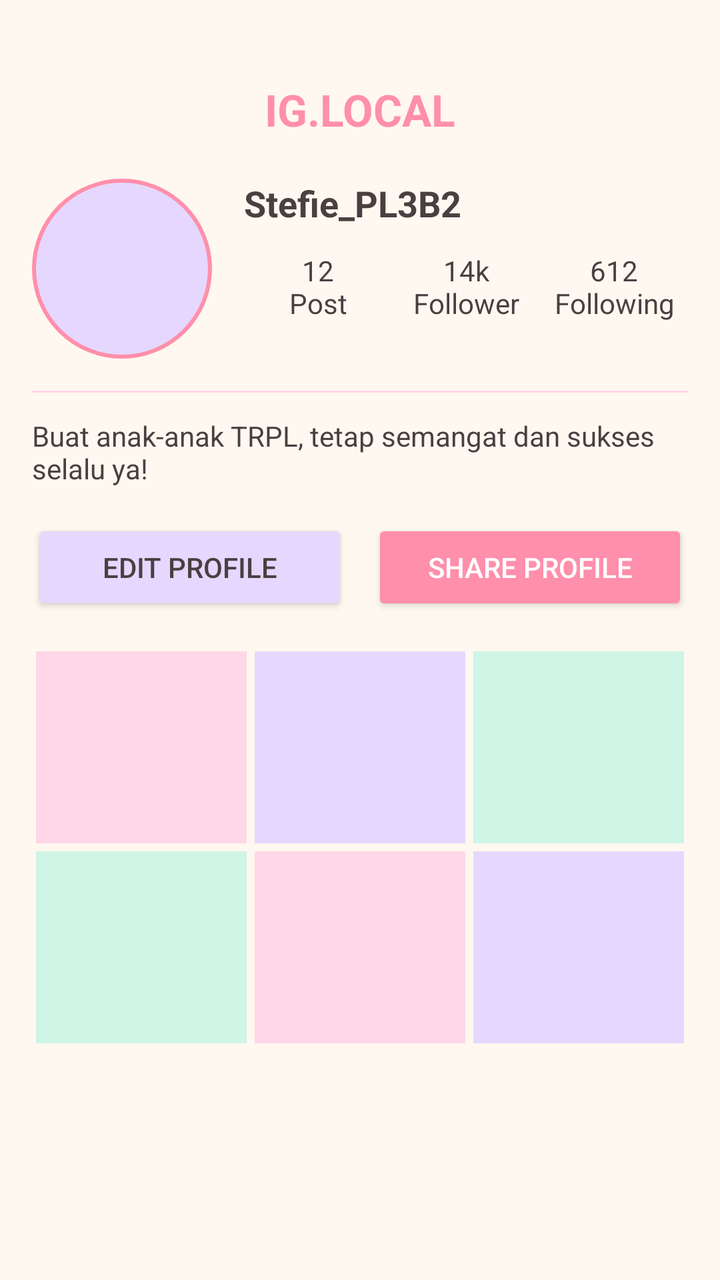
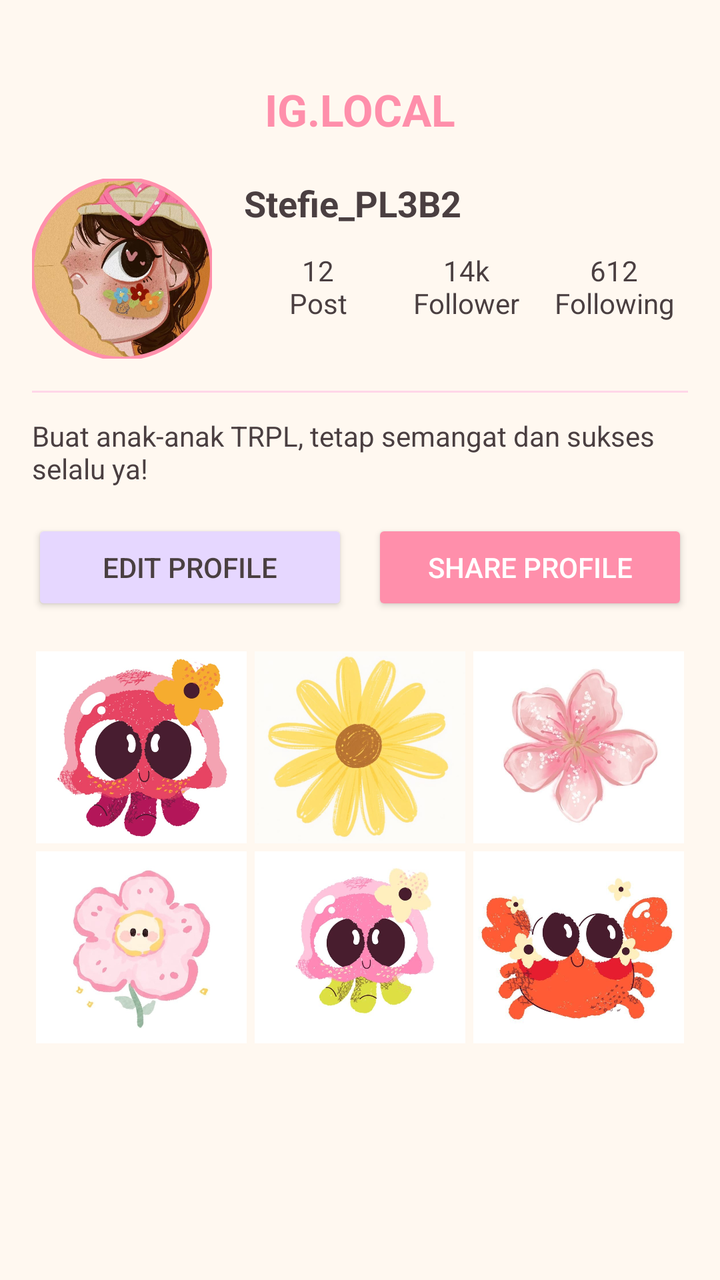

An Android layout rendered at two revisions. The XML below is the earlier revision; the diff shows what the commit changed to produce the second picture.
<!-- AndroidManifest.xml: activity theme Theme.IGLocal -->
<!-- res/layout/activity_main.xml -->
<?xml version="1.0" encoding="utf-8"?>
<androidx.constraintlayout.widget.ConstraintLayout
    xmlns:android="http://schemas.android.com/apk/res/android"
    xmlns:app="http://schemas.android.com/apk/res-auto"
    xmlns:tools="http://schemas.android.com/tools"
    android:id="@+id/main"
    android:layout_width="match_parent"
    android:layout_height="match_parent"
    android:background="@color/cream"
    android:padding="16dp"
    tools:context=".MainActivity">

    <TextView
        android:id="@+id/tv_header"
        android:layout_width="wrap_content"
        android:layout_height="wrap_content"
        android:layout_marginTop="24dp"
        android:text="@string/header_title"
        android:textSize="22sp"
        android:textStyle="bold"
        android:textColor="@color/pink_deep"
        app:layout_constraintTop_toTopOf="parent"
        app:layout_constraintStart_toStartOf="parent"
        app:layout_constraintEnd_toEndOf="parent" />

    <ImageView
        android:id="@+id/iv_avatar"
        android:layout_width="90dp"
        android:layout_height="90dp"
        android:layout_marginTop="20dp"
        android:background="@drawable/bg_avatar_circle"
        android:contentDescription="@null"
        app:layout_constraintTop_toBottomOf="@id/tv_header"
        app:layout_constraintStart_toStartOf="parent" />

    <TextView
        android:id="@+id/tv_username"
        android:layout_width="0dp"
        android:layout_height="wrap_content"
        android:layout_marginStart="16dp"
        android:text="@string/username"
        android:textSize="18sp"
        android:textStyle="bold"
        android:textColor="@color/text_dark"
        app:layout_constraintTop_toTopOf="@id/iv_avatar"
        app:layout_constraintStart_toEndOf="@id/iv_avatar"
        app:layout_constraintEnd_toEndOf="parent" />

    <LinearLayout
        android:id="@+id/row_stats"
        android:layout_width="0dp"
        android:layout_height="wrap_content"
        android:layout_marginStart="16dp"
        android:layout_marginTop="12dp"
        android:orientation="horizontal"
        app:layout_constraintTop_toBottomOf="@id/tv_username"
        app:layout_constraintStart_toEndOf="@id/iv_avatar"
        app:layout_constraintEnd_toEndOf="parent">

        <TextView
            android:id="@+id/tv_post"
            android:layout_width="0dp"
            android:layout_height="wrap_content"
            android:layout_weight="1"
            android:gravity="center"
            android:textColor="@color/text_dark"
            android:text="@string/lbl_post" />

        <TextView
            android:id="@+id/tv_follower"
            android:layout_width="0dp"
            android:layout_height="wrap_content"
            android:layout_weight="1"
            android:gravity="center"
            android:textColor="@color/text_dark"
            android:text="@string/lbl_follower" />

        <TextView
            android:id="@+id/tv_following"
            android:layout_width="0dp"
            android:layout_height="wrap_content"
            android:layout_weight="1"
            android:gravity="center"
            android:textColor="@color/text_dark"
            android:text="@string/lbl_following" />

    </LinearLayout>

    <View
        android:id="@+id/divider1"
        android:layout_width="0dp"
        android:layout_height="1dp"
        android:layout_marginTop="16dp"
        android:background="@color/pink_soft"
        app:layout_constraintTop_toBottomOf="@id/iv_avatar"
        app:layout_constraintStart_toStartOf="parent"
        app:layout_constraintEnd_toEndOf="parent" />

    <TextView
        android:id="@+id/tv_bio"
        android:layout_width="0dp"
        android:layout_height="wrap_content"
        android:layout_marginTop="12dp"
        android:text="@string/bio_text"
        android:textColor="@color/text_dark"
        android:textSize="14sp"
        app:layout_constraintTop_toBottomOf="@id/divider1"
        app:layout_constraintStart_toStartOf="parent"
        app:layout_constraintEnd_toEndOf="parent" />

    <LinearLayout
        android:id="@+id/row_buttons"
        android:layout_width="0dp"
        android:layout_height="wrap_content"
        android:layout_marginTop="16dp"
        android:orientation="horizontal"
        app:layout_constraintTop_toBottomOf="@id/tv_bio"
        app:layout_constraintStart_toStartOf="parent"
        app:layout_constraintEnd_toEndOf="parent">

        <Button
            android:id="@+id/btn_edit"
            android:layout_width="0dp"
            android:layout_height="wrap_content"
            android:layout_weight="1"
            android:layout_marginEnd="6dp"
            android:backgroundTint="@color/lavender"
            android:textColor="@color/text_dark"
            android:text="@string/edit_profile" />

        <Button
            android:id="@+id/btn_share"
            android:layout_width="0dp"
            android:layout_height="wrap_content"
            android:layout_weight="1"
            android:layout_marginStart="6dp"
            android:backgroundTint="@color/pink_deep"
            android:textColor="@color/white"
            android:text="@string/share_profile" />

    </LinearLayout>

    <ScrollView
        android:layout_width="0dp"
        android:layout_height="0dp"
        android:layout_marginTop="16dp"
        android:contentDescription="@null"
        app:layout_constraintTop_toBottomOf="@id/row_buttons"
        app:layout_constraintBottom_toBottomOf="parent"
        app:layout_constraintStart_toStartOf="parent"
        app:layout_constraintEnd_toEndOf="parent">

        <LinearLayout
            android:layout_width="match_parent"
            android:layout_height="wrap_content"
            android:orientation="vertical">

            <LinearLayout
                android:layout_width="match_parent"
                android:layout_height="100dp"
                android:orientation="horizontal">

                <View
                    android:layout_width="0dp"
                    android:layout_height="match_parent"
                    android:layout_weight="1"
                    android:layout_margin="2dp"
                    android:background="@color/pink_soft" />

                <View
                    android:layout_width="0dp"
                    android:layout_height="match_parent"
                    android:layout_weight="1"
                    android:layout_margin="2dp"
                    android:background="@color/lavender" />

                <View
                    android:layout_width="0dp"
                    android:layout_height="match_parent"
                    android:layout_weight="1"
                    android:layout_margin="2dp"
                    android:background="@color/mint" />

            </LinearLayout>

            <LinearLayout
                android:layout_width="match_parent"
                android:layout_height="100dp"
                android:orientation="horizontal">

                <View
                    android:layout_width="0dp"
                    android:layout_height="match_parent"
                    android:layout_weight="1"
                    android:layout_margin="2dp"
                    android:background="@color/mint" />

                <View
                    android:layout_width="0dp"
                    android:layout_height="match_parent"
                    android:layout_weight="1"
                    android:layout_margin="2dp"
                    android:background="@color/pink_soft" />

                <View
                    android:layout_width="0dp"
                    android:layout_height="match_parent"
                    android:layout_weight="1"
                    android:layout_margin="2dp"
                    android:background="@color/lavender" />

            </LinearLayout>

        </LinearLayout>
    </ScrollView>

</androidx.constraintlayout.widget.ConstraintLayout>
<!-- resources referenced by this layout -->
<resources>
  <color name="cream">#FFF8F0</color>
  <color name="lavender">#E6D7FF</color>
  <color name="mint">#CFF5E7</color>
  <color name="pink_deep">#FF8FAB</color>
  <color name="pink_soft">#FFD6E8</color>
  <color name="text_dark">#4A3F41</color>
  <color name="white">#FFFFFFFF</color>
  <!-- drawable bg_avatar_circle (drawable) -->
  <?xml version="1.0" encoding="utf-8"?>
  <shape xmlns:android="http://schemas.android.com/apk/res/android"
      android:shape="oval">
      <solid android:color="@color/lavender" />
      <stroke android:width="2dp" android:color="@color/pink_deep" />
  </shape>
  <string name="bio_text">Buat anak-anak TRPL, tetap semangat dan sukses selalu ya!</string>
  <string name="edit_profile">Edit Profile</string>
  <string name="header_title">IG.LOCAL</string>
  <string name="lbl_follower">14k\nFollower</string>
  <string name="lbl_following">612\nFollowing</string>
  <string name="lbl_post">12\nPost</string>
  <string name="share_profile">Share Profile</string>
  <string name="username">Stefie_PL3B2</string>
  <style name="Theme.IGLocal" parent="Base.Theme.IGLocal" />
  <style name="Base.Theme.IGLocal" parent="Theme.Material3.DayNight.NoActionBar">
          
          
      </style>
</resources>

<!-- the commit's change to res/layout/activity_main.xml (unified diff, before → after) -->
@@ -23,12 +23,16 @@
         app:layout_constraintStart_toStartOf="parent"
         app:layout_constraintEnd_toEndOf="parent" />
 
-    <ImageView
+    <com.google.android.material.imageview.ShapeableImageView
         android:id="@+id/iv_avatar"
         android:layout_width="90dp"
         android:layout_height="90dp"
         android:layout_marginTop="20dp"
-        android:background="@drawable/bg_avatar_circle"
+        android:src="@drawable/profil"
+        android:scaleType="centerCrop"
+        app:shapeAppearanceOverlay="@style/CircularImageView"
+        app:strokeColor="@color/pink_deep"
+        app:strokeWidth="2dp"
         android:contentDescription="@null"
         app:layout_constraintTop_toBottomOf="@id/tv_header"
         app:layout_constraintStart_toStartOf="parent" />
@@ -160,26 +164,32 @@
                 android:layout_height="100dp"
                 android:orientation="horizontal">
 
-                <View
-                    android:layout_width="0dp"
-                    android:layout_height="match_parent"
-                    android:layout_weight="1"
-                    android:layout_margin="2dp"
-                    android:background="@color/pink_soft" />
-
-                <View
-                    android:layout_width="0dp"
-                    android:layout_height="match_parent"
-                    android:layout_weight="1"
-                    android:layout_margin="2dp"
-                    android:background="@color/lavender" />
-
-                <View
-                    android:layout_width="0dp"
-                    android:layout_height="match_parent"
-                    android:layout_weight="1"
-                    android:layout_margin="2dp"
-                    android:background="@color/mint" />
+                <ImageView
+                    android:layout_width="0dp"
+                    android:layout_height="match_parent"
+                    android:layout_weight="1"
+                    android:layout_margin="2dp"
+                    android:scaleType="centerCrop"
+                    android:src="@drawable/feed1"
+                    android:contentDescription="@null" />
+
+                <ImageView
+                    android:layout_width="0dp"
+                    android:layout_height="match_parent"
+                    android:layout_weight="1"
+                    android:layout_margin="2dp"
+                    android:scaleType="centerCrop"
+                    android:src="@drawable/feed2"
+                    android:contentDescription="@null" />
+
+                <ImageView
+                    android:layout_width="0dp"
+                    android:layout_height="match_parent"
+                    android:layout_weight="1"
+                    android:layout_margin="2dp"
+                    android:scaleType="centerCrop"
+                    android:src="@drawable/feed3"
+                    android:contentDescription="@null" />
 
             </LinearLayout>
 
@@ -188,26 +198,32 @@
                 android:layout_height="100dp"
                 android:orientation="horizontal">
 
-                <View
-                    android:layout_width="0dp"
-                    android:layout_height="match_parent"
-                    android:layout_weight="1"
-                    android:layout_margin="2dp"
-                    android:background="@color/mint" />
-
-                <View
-                    android:layout_width="0dp"
-                    android:layout_height="match_parent"
-                    android:layout_weight="1"
-                    android:layout_margin="2dp"
-                    android:background="@color/pink_soft" />
-
-                <View
-                    android:layout_width="0dp"
-                    android:layout_height="match_parent"
-                    android:layout_weight="1"
-                    android:layout_margin="2dp"
-                    android:background="@color/lavender" />
+                <ImageView
+                    android:layout_width="0dp"
+                    android:layout_height="match_parent"
+                    android:layout_weight="1"
+                    android:layout_margin="2dp"
+                    android:scaleType="centerCrop"
+                    android:src="@drawable/feed4"
+                    android:contentDescription="@null" />
+
+                <ImageView
+                    android:layout_width="0dp"
+                    android:layout_height="match_parent"
+                    android:layout_weight="1"
+                    android:layout_margin="2dp"
+                    android:scaleType="centerCrop"
+                    android:src="@drawable/feed5"
+                    android:contentDescription="@null" />
+
+                <ImageView
+                    android:layout_width="0dp"
+                    android:layout_height="match_parent"
+                    android:layout_weight="1"
+                    android:layout_margin="2dp"
+                    android:scaleType="centerCrop"
+                    android:src="@drawable/feed6"
+                    android:contentDescription="@null" />
 
             </LinearLayout>
 
<!-- resource entries referenced after the edit -->
@@ -2,18 +2,17 @@
 <resources>
   <color name="cream">#FFF8F0</color>
   <color name="lavender">#E6D7FF</color>
-  <color name="mint">#CFF5E7</color>
   <color name="pink_deep">#FF8FAB</color>
   <color name="pink_soft">#FFD6E8</color>
   <color name="text_dark">#4A3F41</color>
   <color name="white">#FFFFFFFF</color>
-  <!-- drawable bg_avatar_circle (drawable) -->
-  <?xml version="1.0" encoding="utf-8"?>
-  <shape xmlns:android="http://schemas.android.com/apk/res/android"
-      android:shape="oval">
-      <solid android:color="@color/lavender" />
-      <stroke android:width="2dp" android:color="@color/pink_deep" />
-  </shape>
+  <!-- drawable feed1: jpg bitmap (drawable, 46281 bytes) -->
+  <!-- drawable feed2: jpg bitmap (drawable, 32987 bytes) -->
+  <!-- drawable feed3: jpg bitmap (drawable, 23629 bytes) -->
+  <!-- drawable feed4: jpg bitmap (drawable, 19562 bytes) -->
+  <!-- drawable feed5: jpg bitmap (drawable, 26712 bytes) -->
+  <!-- drawable feed6: jpg bitmap (drawable, 39723 bytes) -->
+  <!-- drawable profil: jpg bitmap (drawable, 85881 bytes) -->
   <string name="bio_text">Buat anak-anak TRPL, tetap semangat dan sukses selalu ya!</string>
   <string name="edit_profile">Edit Profile</string>
   <string name="header_title">IG.LOCAL</string>
@@ -22,6 +21,9 @@
   <string name="lbl_post">12\nPost</string>
   <string name="share_profile">Share Profile</string>
   <string name="username">Stefie_PL3B2</string>
+  <style name="CircularImageView">
+          <item name="cornerSize">50%</item>
+      </style>
   <style name="Theme.IGLocal" parent="Base.Theme.IGLocal" />
   <style name="Base.Theme.IGLocal" parent="Theme.Material3.DayNight.NoActionBar">
           
